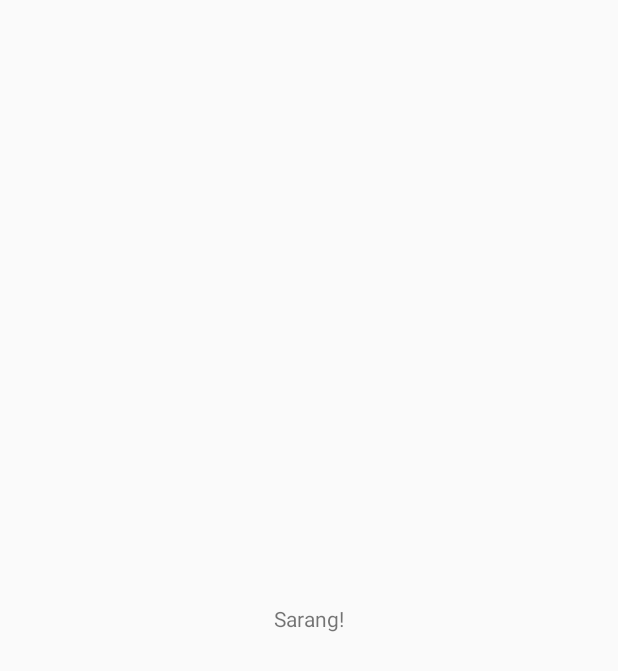
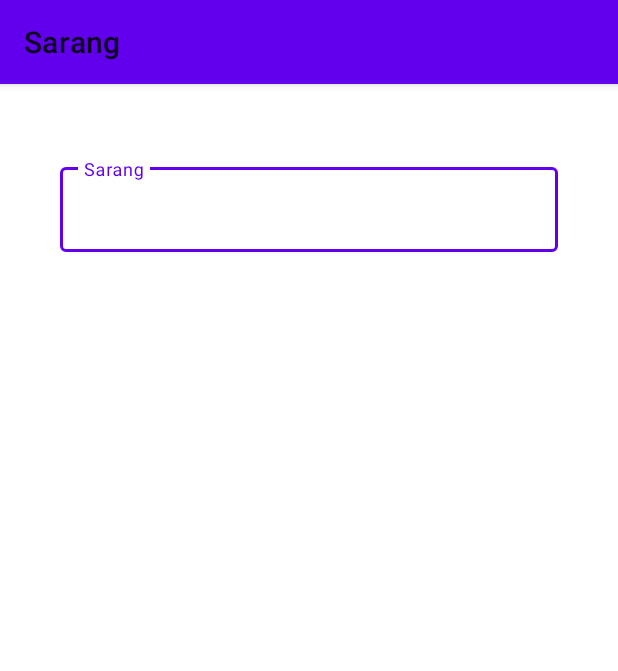
Before and after one commit to Kingbond470/Sarang, an Android app: the screen it shows after launch (MainActivity), on a phone screen of 412 x 824 dp. Before the commit the part shown is almost empty. Shown: the top 671 px of the screen. Run offline under Robolectric (Android 15) with nearby library versions, the light colour scheme and no system bars.

Commit message:
Material UI Addition

```diff
--- a/app/build.gradle
+++ b/app/build.gradle
@@ -80,4 +80,7 @@ dependencies {
     //hilt
     implementation("com.google.dagger:hilt-android:2.38.1")
     kapt("com.google.dagger:hilt-android-compiler:2.38.1")
+
+    // material UI
+    implementation 'com.google.android.material:material:1.5.0-alpha03'
 }
--- a/app/src/main/java/com/example/sarang/view/activity/MainActivity.kt
+++ b/app/src/main/java/com/example/sarang/view/activity/MainActivity.kt
@@ -2,11 +2,20 @@ package com.example.sarang.view.activity
 
 import androidx.appcompat.app.AppCompatActivity
 import android.os.Bundle
+import androidx.core.widget.doOnTextChanged
 import com.example.sarang.R
+import kotlinx.android.synthetic.main.activity_main.*
 
 class MainActivity : AppCompatActivity() {
     override fun onCreate(savedInstanceState: Bundle?) {
         super.onCreate(savedInstanceState)
         setContentView(R.layout.activity_main)
+
+        // Get input text
+        val inputText = outlinedTextField.editText?.text.toString()
+
+        outlinedTextField.editText?.doOnTextChanged { inputText, _, _, _ ->
+            // Respond to input text change
+        }
     }
 }
--- a/app/src/main/res/layout/activity_main.xml
+++ b/app/src/main/res/layout/activity_main.xml
@@ -1,18 +1,28 @@
 <?xml version="1.0" encoding="utf-8"?>
-<androidx.constraintlayout.widget.ConstraintLayout xmlns:android="http://schemas.android.com/apk/res/android"
+<LinearLayout xmlns:android="http://schemas.android.com/apk/res/android"
     xmlns:app="http://schemas.android.com/apk/res-auto"
     xmlns:tools="http://schemas.android.com/tools"
     android:layout_width="match_parent"
     android:layout_height="match_parent"
+    android:orientation="vertical"
     tools:context=".view.activity.MainActivity">
 
-    <TextView
-        android:layout_width="wrap_content"
+
+
+    <com.google.android.material.textfield.TextInputLayout
+        android:id="@+id/outlinedTextField"
+        android:layout_width="match_parent"
         android:layout_height="wrap_content"
-        android:text="Sarang!"
-        app:layout_constraintBottom_toBottomOf="parent"
-        app:layout_constraintLeft_toLeftOf="parent"
-        app:layout_constraintRight_toRightOf="parent"
-        app:layout_constraintTop_toTopOf="parent" />
+        android:layout_marginHorizontal="40dp"
+        android:layout_marginVertical="50dp"
+        android:hint="Sarang"
+        style="@style/Widget.MaterialComponents.TextInputLayout.OutlinedBox">
 
-</androidx.constraintlayout.widget.ConstraintLayout>
+        <com.google.android.material.textfield.TextInputEditText
+            android:layout_width="match_parent"
+            android:layout_height="wrap_content"
+            />
+
+    </com.google.android.material.textfield.TextInputLayout>
+
+</LinearLayout>
--- a/app/src/main/res/values-night/themes.xml
+++ b/app/src/main/res/values-night/themes.xml
@@ -1,6 +1,6 @@
 <resources xmlns:tools="http://schemas.android.com/tools">
     <!-- Base application theme. -->
-    <style name="Theme.Sarang" parent="Theme.AppCompat.DayNight.NoActionBar">
+    <style name="Theme.Sarang" parent="Theme.MaterialComponents.DayNight">
         <!-- Primary brand color. -->
         <item name="colorPrimary">@color/purple_200</item>
         <item name="colorPrimaryVariant">@color/purple_700</item>
--- a/app/src/main/res/values/themes.xml
+++ b/app/src/main/res/values/themes.xml
@@ -1,6 +1,6 @@
 <resources xmlns:tools="http://schemas.android.com/tools">
     <!-- Base application theme. -->
-    <style name="Theme.Sarang" parent="Theme.AppCompat.Light.NoActionBar">
+    <style name="Theme.Sarang" parent="Theme.MaterialComponents.DayNight">
         <!-- Primary brand color. -->
         <item name="colorPrimary">@color/purple_500</item>
         <item name="colorPrimaryVariant">@color/purple_700</item>
--- a/build.gradle
+++ b/build.gradle
@@ -13,6 +13,7 @@ buildscript {
 
         //hilt
         classpath 'com.google.dagger:hilt-android-gradle-plugin:2.38.1'
+
     }
 }
 
```
